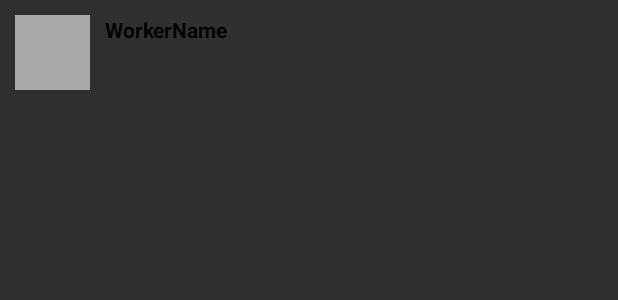
After one commit to ColinChappot/Projet, an Android app: the layout row_worker.xml on its own in the app's theme, with its tools: preview values and no code run, on a phone screen of 412 x 824 dp. The commit adds this screen. Shown: the top 300 px of the screen. Run offline under Robolectric (Android 15) with nearby library versions, the phone set to English and light mode, and no system bars.

Commit message:
Ajout des WorkerAdapteurs && WorkerListMenu -> pas pu tester en éxécution problem de "infalteur". Aucun Code relatif au bouton..

```diff
--- a/app/src/main/AndroidManifest.xml
+++ b/app/src/main/AndroidManifest.xml
@@ -23,7 +23,8 @@
         </activity>
 
         <!-- activity android:name=".PlayGroundListMenuActivity" /> -->
-        <activity android:name=".WorkerListMenu" />
+        <activity android:name=".WorkerListMenuActivity" />
+        <activity android:name=".PlayGroundListMenuActivity" />
 
     </application>
 
--- a/app/src/main/java/com/example/colin/projet/LoginActivity.java
+++ b/app/src/main/java/com/example/colin/projet/LoginActivity.java
@@ -47,6 +47,11 @@ public class LoginActivity extends AppCompatActivity implements View.OnClickList
         switch (v.getId()){
             case R.id.btnSignIn :
                 Log.i("DEBUG", "Bouton Cliqué");
+
+                //pour voir dans la continuité des frame
+                startActivity(new Intent(LoginActivity.this, PlayGroundListMenuActivity.class));
+                finish();
+
                 // checkData();
                 break;
         }
--- a/app/src/main/java/com/example/colin/projet/Worker.java
+++ b/app/src/main/java/com/example/colin/projet/Worker.java
@@ -24,4 +24,8 @@ public class Worker {
         this.phone =phone;
         this.image = image;
     }
+
+    public String getName(){
+        return firstname + " " + lastname ;
+    }
 }
--- a/app/src/main/java/com/example/colin/projet/WorkerListMenu.java
+++ b/app/src/main/java/com/example/colin/projet/WorkerListMenuActivity.java
@@ -3,7 +3,7 @@ package com.example.colin.projet;
 import android.support.v7.app.AppCompatActivity;
 import android.os.Bundle;
 
-public class WorkerListMenu extends AppCompatActivity {
+public class WorkerListMenuActivity extends AppCompatActivity {
 
     @Override
     protected void onCreate(Bundle savedInstanceState) {
--- /dev/null
+++ b/app/src/main/res/layout/row_worker.xml
@@ -0,0 +1,27 @@
+<?xml version="1.0" encoding="utf-8"?>
+<RelativeLayout xmlns:android="http://schemas.android.com/apk/res/android"
+    xmlns:tools="http://schemas.android.com/tools"
+    android:layout_width="match_parent"
+    android:layout_height="match_parent"
+    android:padding="10dp">
+
+    <ImageView
+        android:id="@+id/avatar"
+        android:layout_width="50dp"
+        android:layout_height="50dp"
+        tools:background="#AAA"
+        />
+
+    <TextView
+        android:id="@+id/workerName"
+        android:layout_width="wrap_content"
+        android:layout_height="wrap_content"
+        android:textColor="@android:color/black"
+        android:layout_marginLeft="10dp"
+        android:layout_toRightOf="@+id/avatar"
+        android:layout_alignTop="@+id/avatar"
+        android:textStyle="bold"
+        tools:text="WorkerName"
+        />
+
+</RelativeLayout>
```
Also changed, not shown: app/src/main/java/com/example/colin/projet/PlayGroundListMenuActivity.java (+3 -5 lines), app/src/main/java/com/example/colin/projet/WorkerAdapter.java (added, +50 -0 lines).
